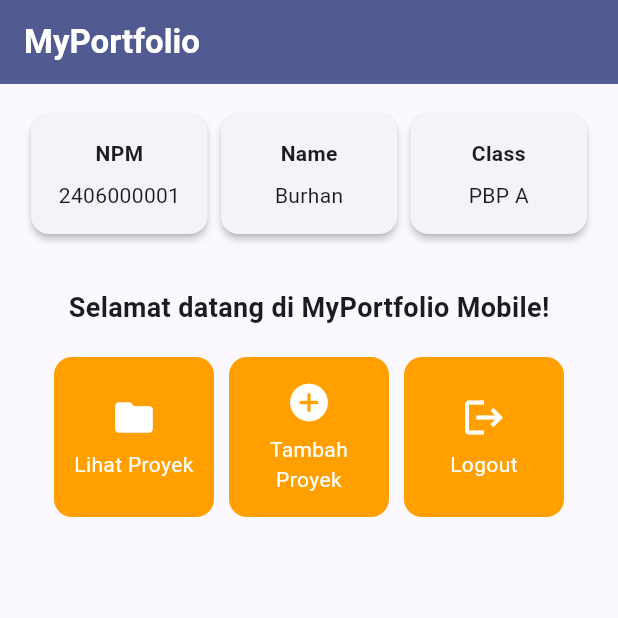
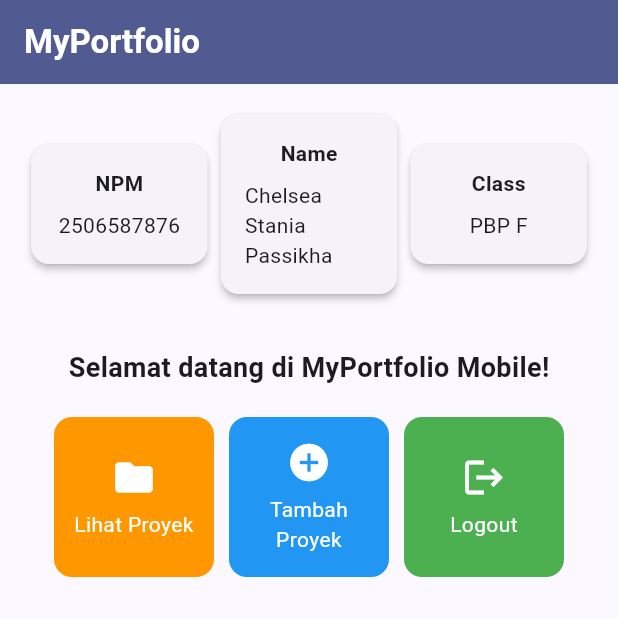
Before and after one commit to chelseastania1/myportofolio_mobile, a Flutter app: the screen it shows after launch, on a phone screen of 412 x 824 dp, the top half of it. Run offline on Flutter 3.47's test engine with Material 3 defaults, Android fonts, the phone set to English and light mode, and no system bars.

Commit message:
Individual assignment 7

```diff
--- a/lib/menu.dart
+++ b/lib/menu.dart
@@ -35,14 +35,14 @@ class InfoCard extends StatelessWidget {
 class MyHomePage extends StatelessWidget {
   MyHomePage({super.key});
 
-  final String npm = "2406000001";
-  final String nama = "Burhan";
-  final String kelas = "PBP A";
+  final String npm = "2506587876";
+  final String nama = "Chelsea Stania Passikha";
+  final String kelas = "PBP F";
 
   final List<ItemHomepage> items = [
-    ItemHomepage("Lihat Proyek", Icons.folder),
-    ItemHomepage("Tambah Proyek", Icons.add_circle),
-    ItemHomepage("Logout", Icons.logout),
+    ItemHomepage("Lihat Proyek", Icons.folder, Colors.orange),
+    ItemHomepage("Tambah Proyek", Icons.add_circle, Colors.blue),
+    ItemHomepage("Logout", Icons.logout, Colors.green),
   ];
 
 @override
@@ -125,7 +125,7 @@ class ItemCard extends StatelessWidget {
   Widget build(BuildContext context) {
     return Material(
       // Menggunakan warna sekunder dari skema tema aplikasi.
-      color: Theme.of(context).colorScheme.secondary,
+      color: item.color,
       borderRadius: BorderRadius.circular(12),
       child: InkWell(
         // Aksi ketika kartu ditekan oleh pengguna.
@@ -166,6 +166,7 @@ class ItemCard extends StatelessWidget {
 class ItemHomepage {
   final String name;
   final IconData icon;
+  final Color color;
 
-  ItemHomepage(this.name, this.icon);
+  ItemHomepage(this.name, this.icon, this.color);
 }
```
Also changed, not shown: 1 other file.
